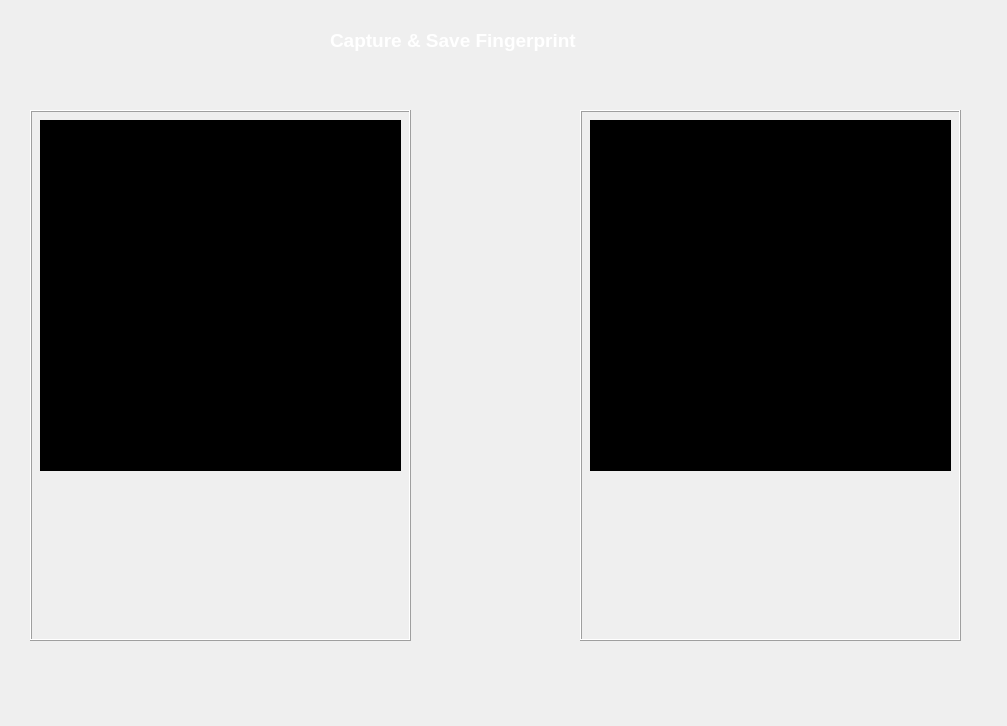
nkszLedger/minibus-route-native-application, file minibus-route-native-application/ui/fingerprintcaptureform.ui: the form before one commit.
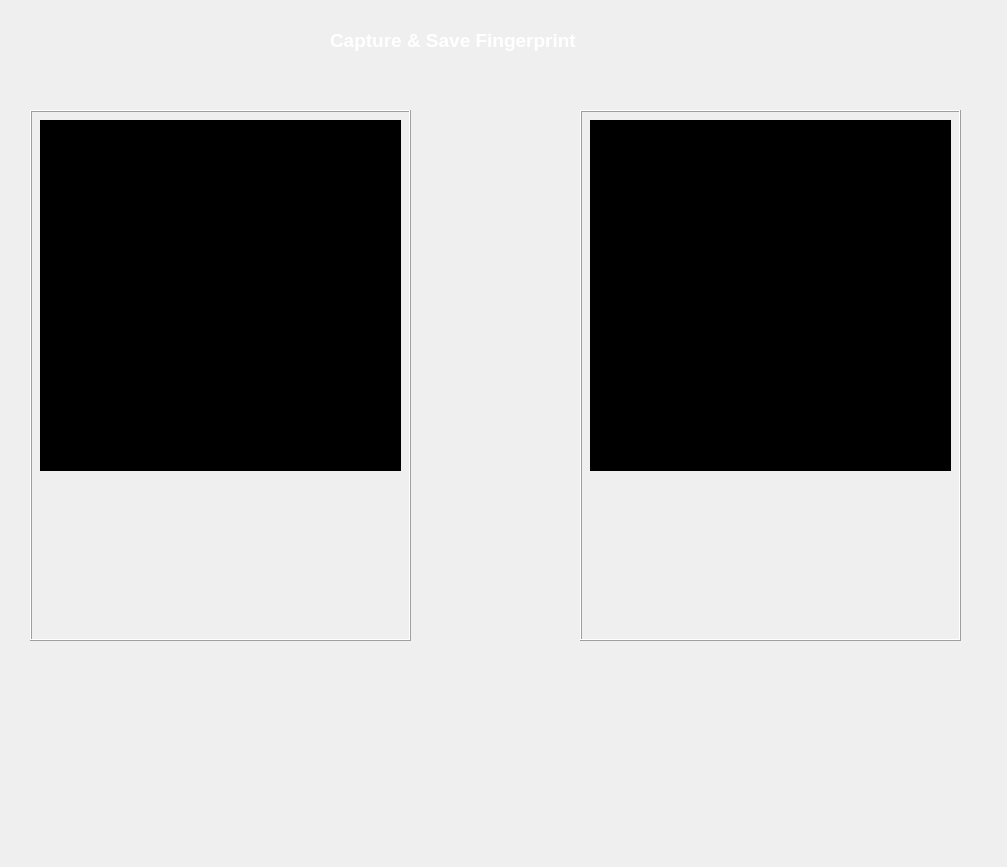
The form after the commit. Icons and pictures are not drawn.

Patch:
```diff
--- a/minibus-route-native-application/ui/fingerprintcaptureform.ui
+++ b/minibus-route-native-application/ui/fingerprintcaptureform.ui
@@ -7,7 +7,7 @@
     <x>0</x>
     <y>0</y>
     <width>1007</width>
-    <height>726</height>
+    <height>867</height>
    </rect>
   </property>
   <property name="windowTitle">
```
